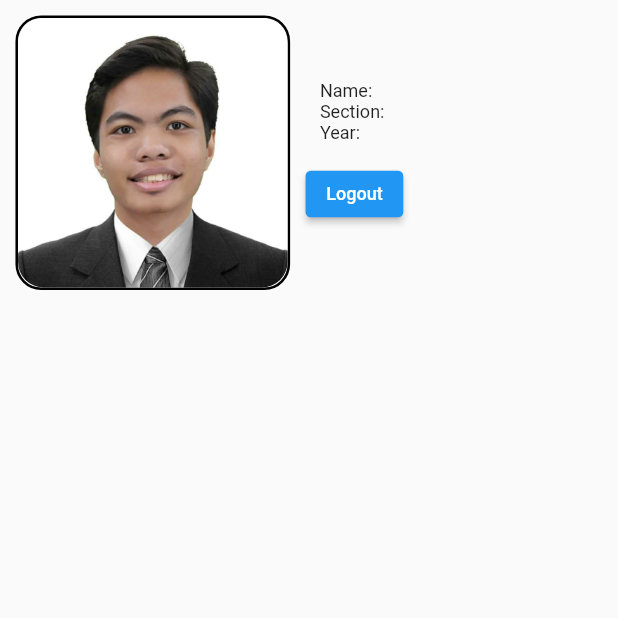
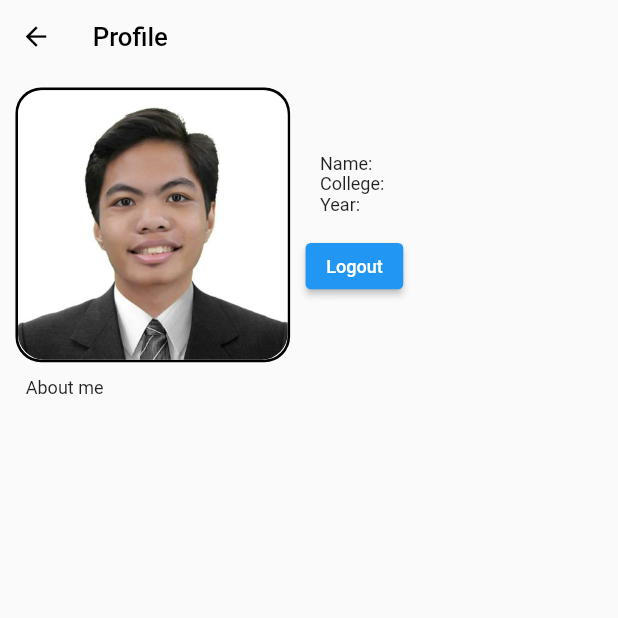
Before and after one commit to redrum1989/flutter_wall-1, a Flutter app: the ProfileScreen screen opened by its route, on a phone screen of 412 x 824 dp, the top half of it. Run offline on Flutter 3.47's test engine with Material 2 defaults, Android fonts, the phone set to English and light mode, and no system bars; our stand-ins replace cloud_firestore, firebase_auth, firebase_core, flutter_phoenix, responsive_framework; accounts and stored records are empty.

Commit message:
Profile screen changed.

```diff
--- a/lib/Screens/profile_screen.dart
+++ b/lib/Screens/profile_screen.dart
@@ -1,3 +1,5 @@
+import 'package:cloud_firestore/cloud_firestore.dart';
+import 'package:firebase_auth/firebase_auth.dart';
 import 'package:flutter/material.dart';
 import 'package:flutter_wall/Services/AuthenticationService.dart';
 import 'package:provider/provider.dart';
@@ -16,11 +18,24 @@ class ProfileScreen extends StatefulWidget {
 class _ProfileScreenState extends State<ProfileScreen> {
   @override
   Widget build(BuildContext context) {
+    User user = context.watch<User>();
     return Scaffold(
+      appBar: AppBar(
+        backgroundColor: Colors.transparent,
+        elevation: 0,
+        title: Text("Profile",style: TextStyle(color: Colors.black)),
+        foregroundColor: Colors.black,
+        iconTheme: IconThemeData(color: Colors.black)
+      ),
       body: SafeArea(
-        child: Column(
+        child: StreamBuilder(
+          stream: FirebaseFirestore.instance.collection("Students Info").doc(user.uid).snapshots(),
+          builder: (context, snapshot) {
+            if((snapshot==null)||(snapshot.data==null)){
+              return Center(child: CircularProgressIndicator(),);
+            }
+            return Column(
               children: [
-
                 Row(
                   children: [
 
@@ -48,9 +63,9 @@ class _ProfileScreenState extends State<ProfileScreen> {
                       mainAxisAlignment: MainAxisAlignment.center,
                       children: [
                         Text(
-                      "Name: " + "\n" +
-                      "Section: " + "\n" +
-                      "Year: " + "\n"
+                          "Name: " + snapshot.data["name"] + "\n" +
+                          "College: " + snapshot.data["college"] + "\n" +
+                          "Year: " + snapshot.data["currentYear"] + "\n"
                         ),
                         ElevatedButton(
                           onPressed: (){
@@ -63,7 +78,17 @@ class _ProfileScreenState extends State<ProfileScreen> {
                     ),
                   ],
                 ),
+
+                Align(
+                  alignment: Alignment.centerLeft,
+                  child: Padding(
+                    padding: const EdgeInsets.fromLTRB(20,0,0,0),
+                    child: Text("About me"),
+                  ),
+                ),
               ],
+            );
+          }
         ),
       ),
     );
```
Lines whose indentation alone changed are shown as unchanged.
